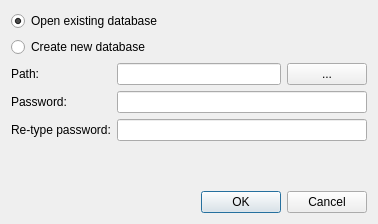
Above: dialogs/OtherDatabaseDialog.ui from veaceslav/qpass-qt5 before the change. Below: the same form after it.
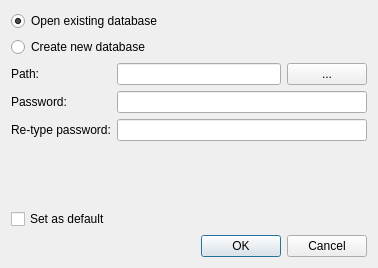
That is the form after the change.

Commit message: Added option to change default database

```diff
--- a/dialogs/OtherDatabaseDialog.ui
+++ b/dialogs/OtherDatabaseDialog.ui
@@ -7,9 +7,15 @@
     <x>0</x>
     <y>0</y>
     <width>378</width>
-    <height>224</height>
+    <height>268</height>
    </rect>
   </property>
+  <property name="sizePolicy">
+   <sizepolicy hsizetype="Preferred" vsizetype="Preferred">
+    <horstretch>0</horstretch>
+    <verstretch>0</verstretch>
+   </sizepolicy>
+  </property>
   <property name="windowTitle">
    <string>Open other database - QPass</string>
   </property>
@@ -37,6 +43,9 @@
    </item>
    <item>
     <layout class="QGridLayout" name="gridLayout">
+     <property name="sizeConstraint">
+      <enum>QLayout::SetDefaultConstraint</enum>
+     </property>
      <item row="0" column="0">
       <widget class="QLabel" name="label">
        <property name="text">
@@ -114,6 +123,13 @@
      </item>
     </layout>
    </item>
+   <item>
+    <widget class="QCheckBox" name="setAsDefaultBox">
+     <property name="text">
+      <string>Set as default</string>
+     </property>
+    </widget>
+   </item>
    <item>
     <widget class="QDialogButtonBox" name="buttonBox">
      <property name="orientation">
```
The commit also changes 7 other files.
